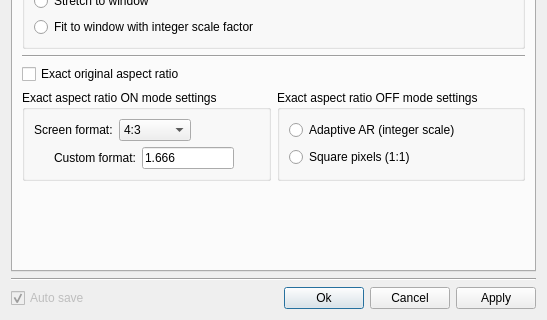
Old version of the form src/qt/qtSettingsDialog.ui in the repository vpyk/emu80v4; both pictures show x 0 to 547 and y 270 to 590 of the 547 by 590 pixel window.
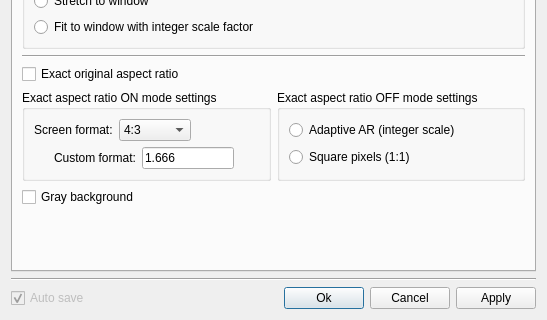
New version of the form. The open tabs and pages were chosen to show the change.

Commit message: Add new option for gray window background, no gray background by default

Patch:
```diff
--- a/src/qt/qtSettingsDialog.ui
+++ b/src/qt/qtSettingsDialog.ui
@@ -923,6 +923,13 @@
          </item>
         </layout>
        </item>
+       <item>
+        <widget class="QCheckBox" name="grayBackgroundCheckBox">
+         <property name="text">
+          <string>Gray background</string>
+         </property>
+        </widget>
+       </item>
        <item>
         <spacer name="verticalSpacer_4">
          <property name="orientation">
```
Left out of the diff: 1 changed line with no effect on the pictures. The commit also changes 32 other files.
